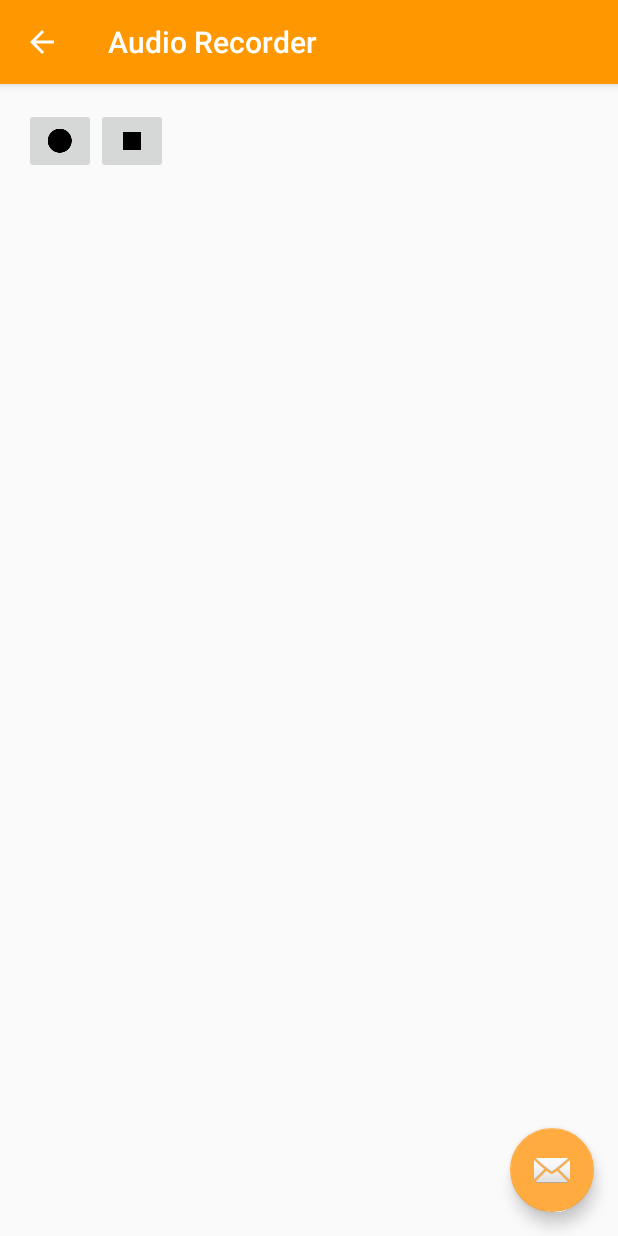
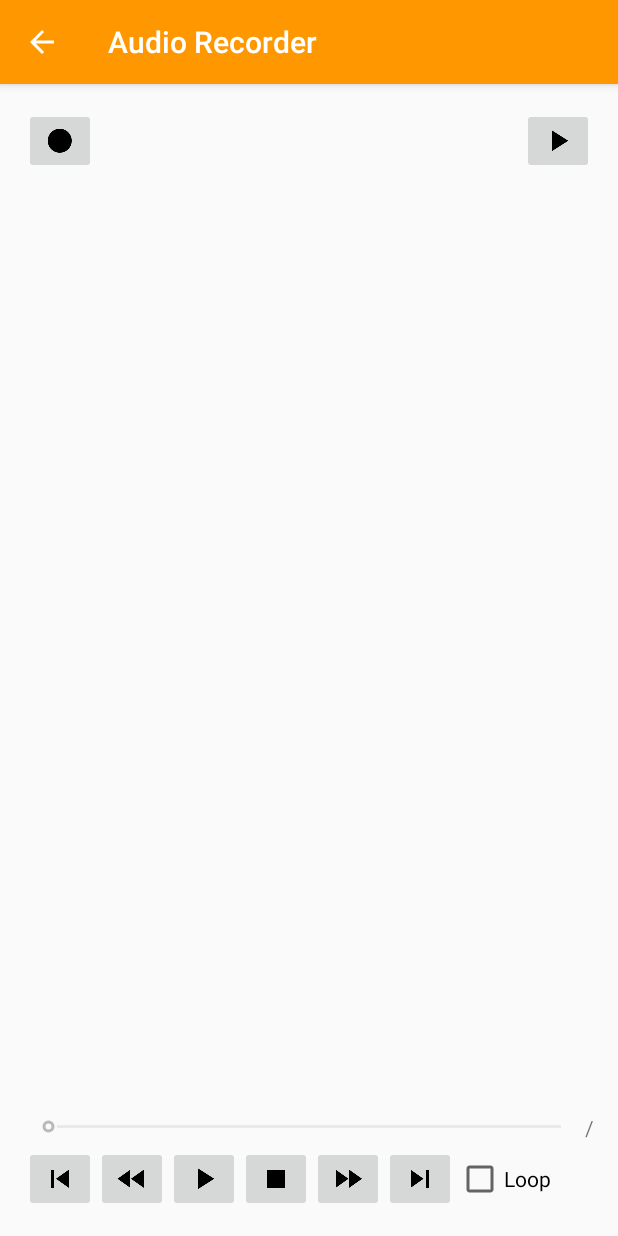
Before and after one commit to taworn/uimedia, an Android app: the AudioRecorderActivity screen opened directly, with no data from a screen before it, on a phone screen of 412 x 824 dp. Run offline under Robolectric (Android 15) with nearby library versions, the phone set to English and light mode, and no system bars; libraries missing offline, so code that uses them is left out: com.coremedia.iso, com.googlecode.mp4parser.

Commit message:
- Finished simple version of audio recording.

```diff
--- a/app/src/main/res/layout/activity_audio_recorder.xml
+++ b/app/src/main/res/layout/activity_audio_recorder.xml
@@ -24,12 +24,4 @@
 
     <include layout="@layout/content_audio_recorder"/>
 
-    <android.support.design.widget.FloatingActionButton
-        android:id="@+id/fab"
-        android:layout_width="wrap_content"
-        android:layout_height="wrap_content"
-        android:layout_gravity="bottom|end"
-        android:layout_margin="@dimen/fab_margin"
-        android:src="@android:drawable/ic_dialog_email"/>
-
 </android.support.design.widget.CoordinatorLayout>
--- a/app/src/main/res/layout/content_audio_recorder.xml
+++ b/app/src/main/res/layout/content_audio_recorder.xml
@@ -20,21 +20,31 @@
             android:id="@+id/button_record"
             android:layout_width="wrap_content"
             android:layout_height="wrap_content"
-            android:onClick="onButtonRecordClick"
             android:src="@drawable/ic_fiber_manual_record_black_24dp"/>
 
+        <View
+            android:layout_width="0dp"
+            android:layout_height="0dp"
+            android:layout_weight="1"/>
+
         <ImageButton
-            android:id="@+id/button_stop"
+            android:id="@+id/button_open"
             android:layout_width="wrap_content"
             android:layout_height="wrap_content"
-            android:onClick="onButtonStopClick"
-            android:src="@drawable/ic_stop_black_24dp"/>
-
-        <TextView
-            android:id="@+id/text_time"
-            android:layout_width="wrap_content"
-            android:layout_height="wrap_content"/>
+            android:src="@drawable/ic_play_arrow_black_24dp"/>
 
     </LinearLayout>
 
+    <ImageView
+        android:layout_width="match_parent"
+        android:layout_height="0dp"
+        android:layout_weight="1"/>
+
+    <fragment
+        android:id="@+id/fragment_media"
+        android:name="diy.uimedia.MediaPlayerFragment"
+        android:layout_width="match_parent"
+        android:layout_height="wrap_content"
+        tools:layout="@layout/fragment_media_player"/>
+
 </LinearLayout>
```
Also changed, not shown: app/src/main/java/diy/uimedia/AudioRecorderActivity.java (+135 -26 lines), 1 other file.
